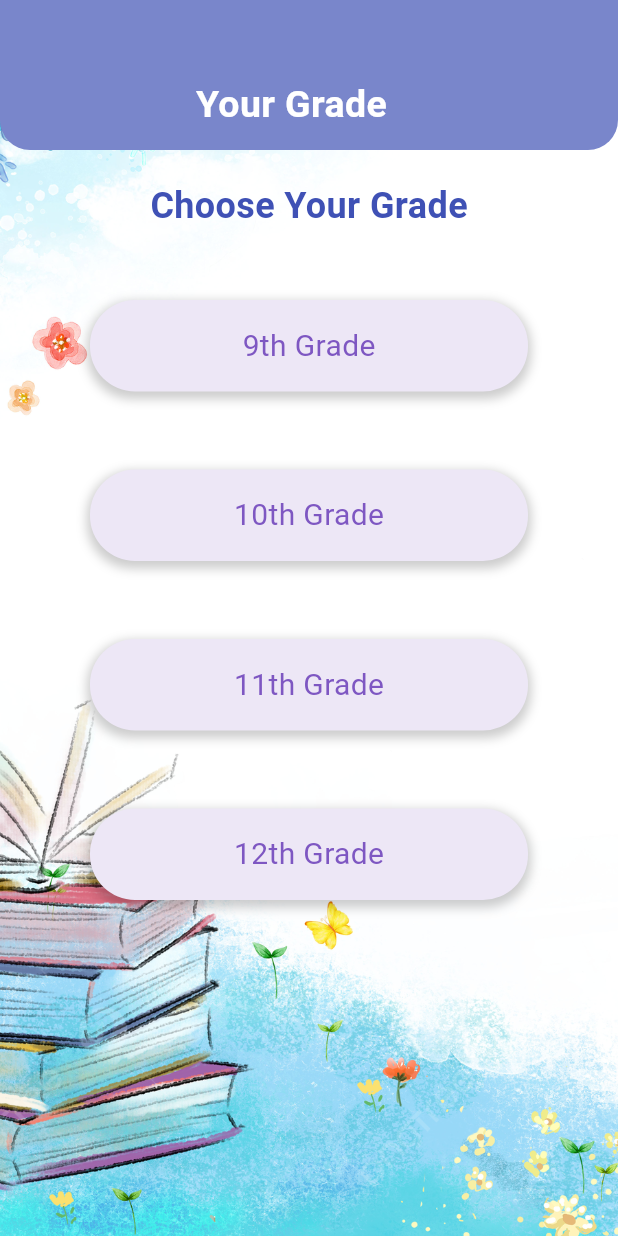
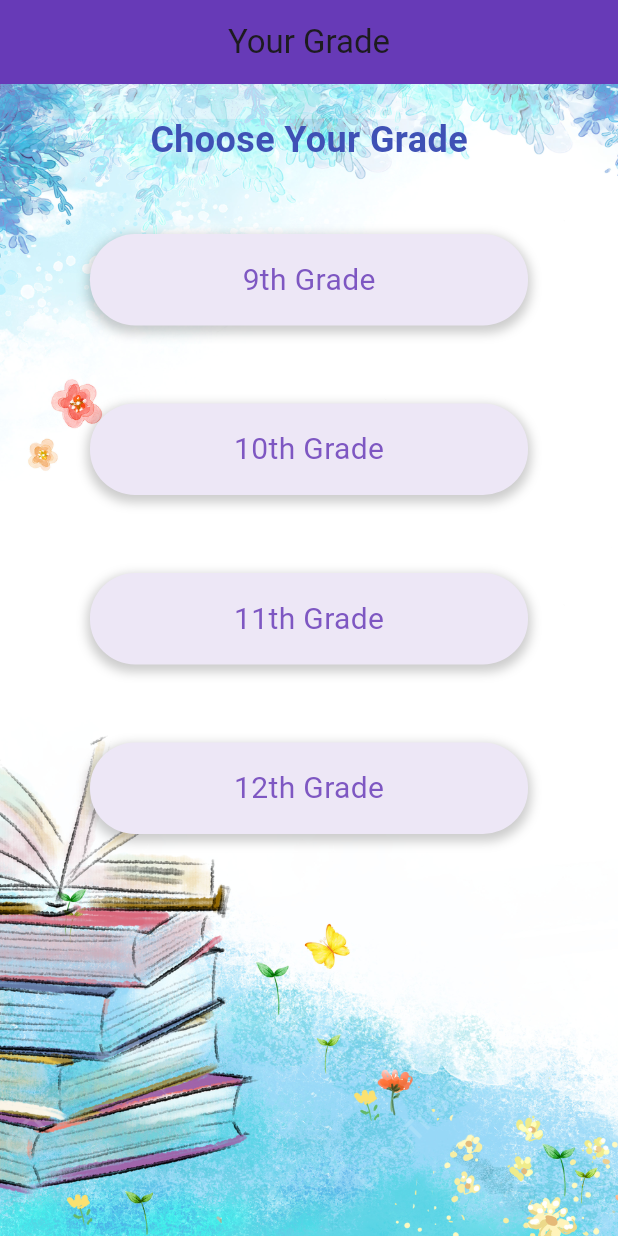
Before and after one commit to szhao-liu/CSEN269, a Flutter app: the MyHomePage screen opened directly, on a phone screen of 412 x 824 dp. Run offline on Flutter 3.47's test engine with Material 3 defaults, Android fonts, the phone set to English and light mode, and no system bars; our stand-ins replace cloud_firestore, firebase_auth, firebase_core, firebase_storage, fluttertoast, font_awesome_flutter and 2 more; accounts and stored records are empty; Roboto replaces fonts that are missing (MadimiOne).

```diff
--- a/lib/features/user_auth/presentation/pages/DocumentUpload.dart
+++ b/lib/features/user_auth/presentation/pages/DocumentUpload.dart
@@ -5,6 +5,7 @@ import 'package:firebase_storage/firebase_storage.dart' as firebase_storage;
 import 'package:url_launcher/url_launcher.dart';
 import 'package:webview_flutter/webview_flutter.dart'; // Import webview_flutter
 import 'Tasks.dart'; // Import the Task class from your custom package
+import 'package:myapp/global/common/Header.dart' as CommonHeader; // Import the common Header file
 
 class DocumentUploadPage extends StatefulWidget {
   final Task task;
@@ -54,6 +55,7 @@ class _DocumentUploadPageState extends State<DocumentUploadPage> {
     return Scaffold(
       body: Stack(
         children: [
+          CommonHeader.Header(dynamicText: "Document Upload"), //
           // Background image
           Positioned.fill(
             child: Image.asset(
--- a/lib/features/user_auth/presentation/pages/List.dart
+++ b/lib/features/user_auth/presentation/pages/List.dart
@@ -1,6 +1,7 @@
 import 'package:flutter/cupertino.dart';
 import 'package:flutter/material.dart';
 import 'Tasks.dart'; // Import the Task class
+import 'package:myapp/global/common/Header.dart' as CommonHeader; // Import the common Header file
 
 class TaskListPage extends StatefulWidget {
   final Task task;
@@ -16,7 +17,7 @@ class _TaskListPageState extends State<TaskListPage> {
   @override
   Widget build(BuildContext context) {
     return Scaffold(
-      appBar: AppBar(title: Text('Tasks')),
+      appBar: CommonHeader.Header(dynamicText: "List"), //,
       body: ListView.builder(
         itemCount: subTasks.length,
         itemBuilder: (context, index) {
--- a/lib/features/user_auth/presentation/pages/Student_choose_grade.dart
+++ b/lib/features/user_auth/presentation/pages/Student_choose_grade.dart
@@ -1,10 +1,8 @@
+// lib/main.dart
+
 import 'package:flutter/material.dart';
 import 'package:myapp/features/user_auth/presentation/pages/Tasks.dart';
 import 'package:myapp/global/common/Header.dart' as CommonHeader;
-
-void main() {
-  runApp(StudentChooseGrade());
-}
 
 class StudentChooseGrade extends StatelessWidget {
   @override
@@ -19,6 +17,7 @@ class MyHomePage extends StatelessWidget {
   @override
   Widget build(BuildContext context) {
     return Scaffold(
+      appBar: CommonHeader.Header(dynamicText: "Your Grade", showBackArrow: false),
       body: Stack(
         fit: StackFit.expand,
         children: [
@@ -30,7 +29,6 @@ class MyHomePage extends StatelessWidget {
             child: Column(
               crossAxisAlignment: CrossAxisAlignment.stretch,
               children: [
-                CommonHeader.Header(dynamicText: "Your Grade", showBackArrow: false),
                 SizedBox(height: 20),
                 Center(
                   child: Text(
--- a/lib/global/common/Header.dart
+++ b/lib/global/common/Header.dart
@@ -1,65 +1,30 @@
+// lib/global/common/Header.dart
+
 import 'package:flutter/material.dart';
-import '../../features/user_auth/firebase_auth_implementation/firebase_auth_services.dart';
 
-class Header extends StatelessWidget {
+class Header extends StatelessWidget implements PreferredSizeWidget {
   final String dynamicText;
   final bool showBackArrow;
 
-  Header({required this.dynamicText, this.showBackArrow = true});
+  const Header({Key? key, required this.dynamicText, this.showBackArrow = true}) : super(key: key);
 
   @override
   Widget build(BuildContext context) {
-    if (context == null) {
-      // Return a placeholder widget or handle it in a way suitable for your app
-      return Container();
-    }
-
-    return Container(
-      decoration: BoxDecoration(
-        color: Colors.indigo[300],
-        borderRadius: BorderRadius.only(
-          bottomLeft: Radius.circular(20),
-          bottomRight: Radius.circular(20),
-        ),
-      ),
-      height: 100,
-      width: double.infinity,
-      child: Center(
-        child: Padding(
-          padding: const EdgeInsets.only(top: 40),
-          child: Row(
-            mainAxisAlignment: MainAxisAlignment.spaceBetween,
-            children: [
-              if (showBackArrow) // Conditionally show the back arrow
-                IconButton(
-                  icon: Icon(
-                    Icons.arrow_back,
-                    color: Colors.black,
-                    size: 30,
-                  ),
-                  onPressed: () {
-                    Navigator.pop(context);
-                  },
-                ),
-              Expanded(
-                child: Center(
-                  child: Text(
-                    " $dynamicText",
-                    style: TextStyle(
-                      fontSize: 25,
-                      fontWeight: FontWeight.bold,
-                      color: Colors.white,
-                      fontFamily: 'MadimiOne',
-                    ),
-                  ),
-                ),
-              ),
-              SizedBox(width: 30),
-            ],
-          ),
-        ),
-      ),
+    return AppBar(
+      leading: showBackArrow
+          ? IconButton(
+        icon: Icon(Icons.arrow_back),
+        onPressed: () {
+          Navigator.of(context).pop();
+        },
+      )
+          : null,
+      title: Text(dynamicText, style: TextStyle(fontFamily: 'MadimiOne')),
+      backgroundColor: Colors.deepPurple,
+      centerTitle: true,
     );
   }
 
+  @override
+  Size get preferredSize => Size.fromHeight(kToolbarHeight);
 }
```
Also changed, not shown: lib/features/user_auth/presentation/pages/MeetingRecord.dart (+51 -168 lines), lib/features/user_auth/presentation/pages/Tasks.dart (+4 -6 lines), lib/features/user_auth/presentation/pages/Video.dart (+6 -14 lines), pubspec.lock, 2 other files.
